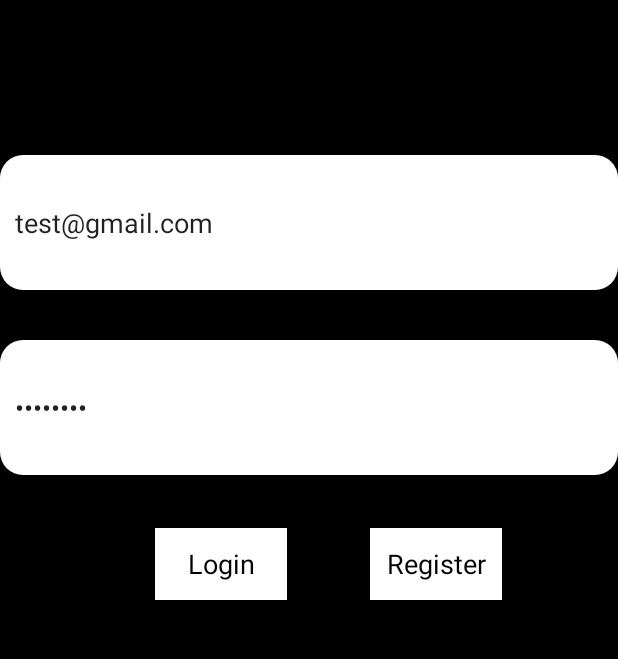
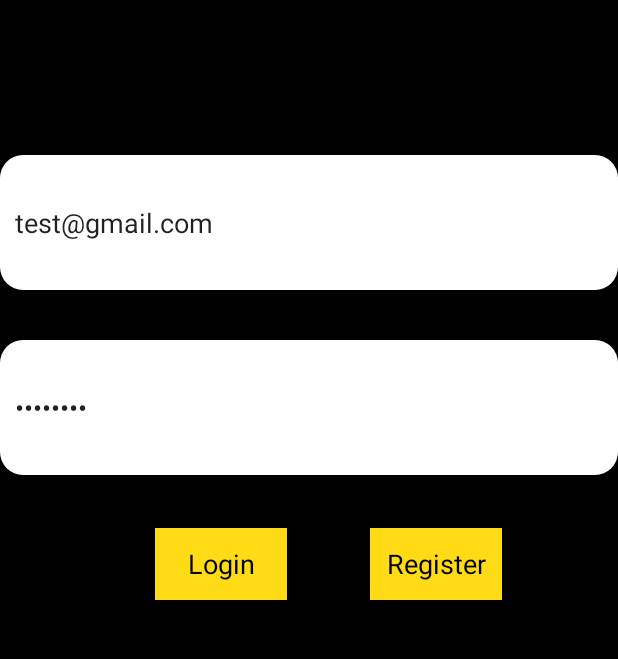
Before and after one commit to JunshuaiFeng/Hackathon2017, an Android app: the MainActivity screen opened directly, with no data from a screen before it, on a phone screen of 412 x 824 dp, the part 212-871 px from its top. Run offline under Robolectric (Android 15) with nearby library versions, the phone set to English and light mode, and no system bars.

Commit message:
Updated more stuff

```diff
--- a/app/src/main/res/layout/activity_main.xml
+++ b/app/src/main/res/layout/activity_main.xml
@@ -48,7 +48,7 @@
         android:layout_marginEnd="55dp"
         android:layout_marginTop="35dp"
         android:layout_toStartOf="@+id/btnRegister"
-        android:background="#FFFFFF"
+        android:background="#FEDB14"
         android:textAppearance="?android:attr/textAppearanceMedium"
         android:textColor="#000000"
         android:text="Login"
@@ -62,7 +62,7 @@
         android:layout_alignBottom="@+id/btnLogin"
         android:layout_alignParentEnd="true"
         android:layout_marginEnd="77dp"
-        android:background="#FFFFFF"
+        android:background="#FEDB14"
         android:textAppearance="?android:attr/textAppearanceMedium"
         android:textColor="#000000"
         android:text="Register"
--- a/app/src/main/res/layout/activity_my_profile.xml
+++ b/app/src/main/res/layout/activity_my_profile.xml
@@ -104,7 +104,7 @@
             android:layout_height="wrap_content"
             android:text="Submit"
             android:layout_weight="1"
-            android:background="#FFFFFF"
+            android:background="#FEDB14"
             android:textAppearance="?android:attr/textAppearanceMedium"
             android:textColor="#000000"
             android:layout_marginTop="10dp"
@@ -118,7 +118,7 @@
             android:layout_height="wrap_content"
             android:text="Cancel"
             android:layout_weight="1"
-            android:background="#FFFFFF"
+            android:background="#FEDB14"
             android:textAppearance="?android:attr/textAppearanceMedium"
             android:textColor="#000000"
             android:layout_marginTop="10dp"
--- a/app/src/main/res/layout/activity_new_reservation.xml
+++ b/app/src/main/res/layout/activity_new_reservation.xml
@@ -195,7 +195,7 @@
                     android:layout_height="wrap_content"
                     android:text="Submit"
                     android:layout_weight="1"
-                    android:background="#FFFFFF"
+                    android:background="#FEDB14"
                     android:textAppearance="?android:attr/textAppearanceMedium"
                     android:textColor="#000000"
                     android:layout_marginTop="10dp"
@@ -209,7 +209,7 @@
                     android:layout_height="wrap_content"
                     android:text="Cancel"
                     android:layout_weight="1"
-                    android:background="#FFFFFF"
+                    android:background="#FEDB14"
                     android:textAppearance="?android:attr/textAppearanceMedium"
                     android:textColor="#000000"
                     android:layout_marginTop="10dp"
--- a/app/src/main/res/layout/activity_register.xml
+++ b/app/src/main/res/layout/activity_register.xml
@@ -89,7 +89,7 @@
             android:id="@+id/btnSubmit"
             android:layout_width="wrap_content"
             android:layout_height="wrap_content"
-            android:background="#FFFFFF"
+            android:background="#FEDB14"
             android:text="Submit"
             android:layout_weight="1"
             android:onClick="submit"
@@ -101,7 +101,7 @@
             android:id="@+id/btnCancel"
             android:layout_width="wrap_content"
             android:layout_height="wrap_content"
-            android:background="#FFFFFF"
+            android:background="#FEDB14"
             android:text="Cancel"
             android:layout_weight="1"
             android:onClick="cancel"
--- a/app/src/main/res/layout/activity_reservation.xml
+++ b/app/src/main/res/layout/activity_reservation.xml
@@ -99,7 +99,7 @@
         android:layout_marginTop="10dp"
         android:layout_marginLeft="10dp"
         android:layout_marginRight="10dp"
-        android:background="#FFFFFF"
+        android:background="#FEDB14"
         android:onClick="cancelReservation"/>
 
 </LinearLayout>
```
